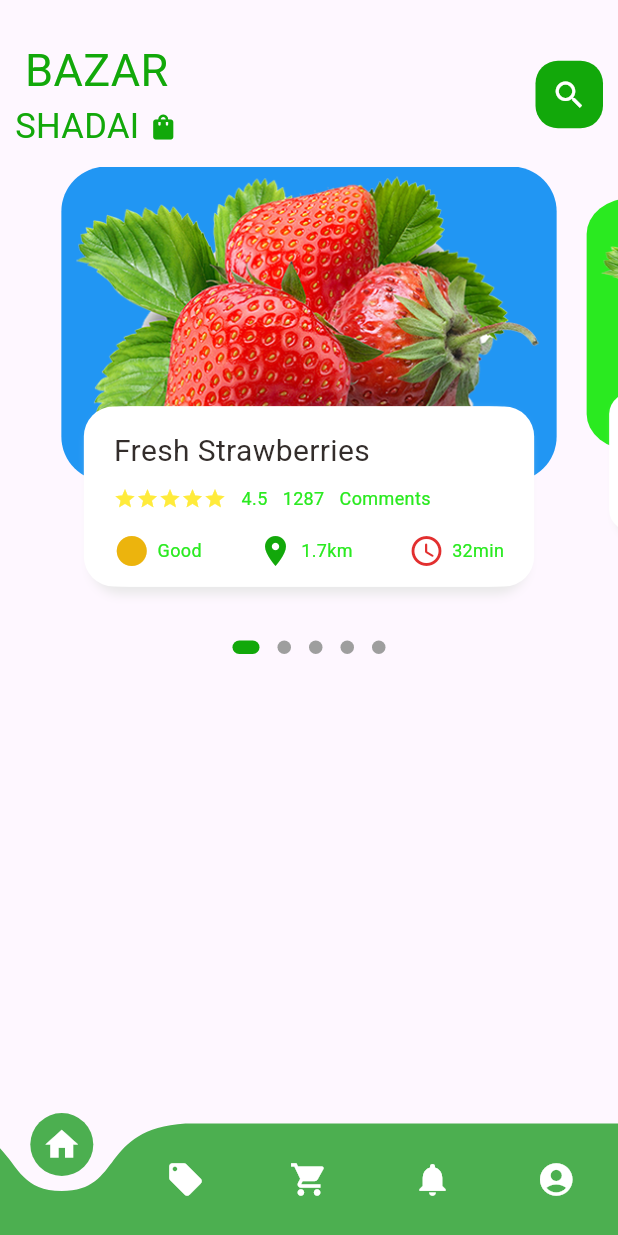
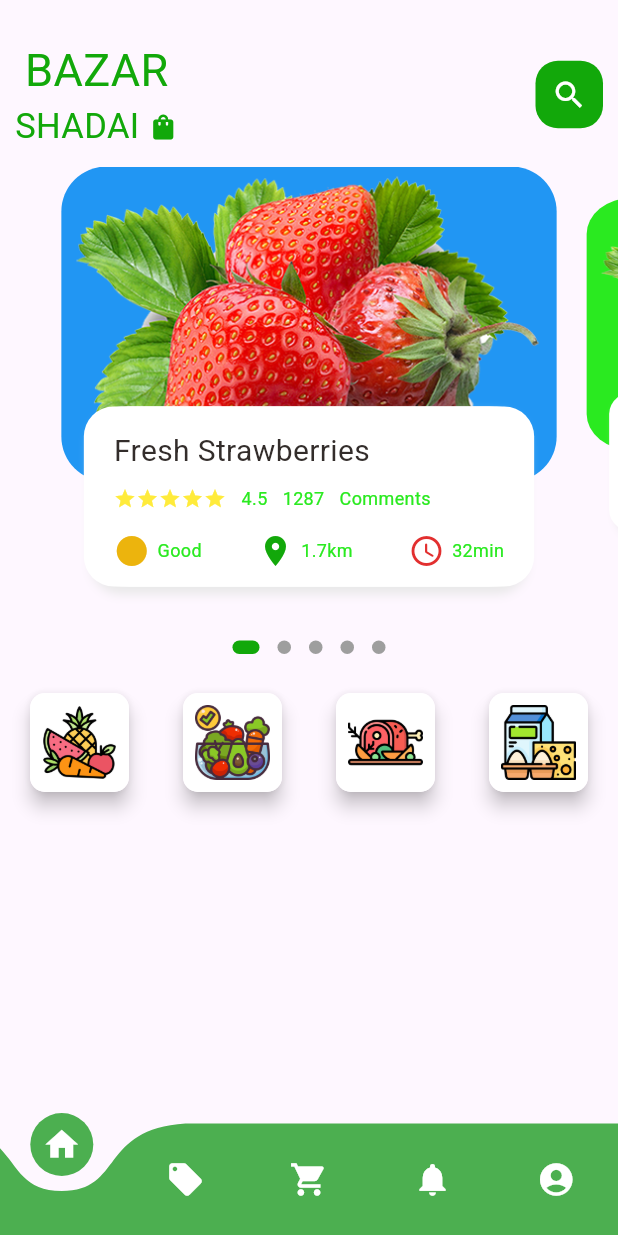
Before and after one commit to smjoy222/bazar_sadaai_app, a Flutter app: the screen it shows after launch, on a phone screen of 412 x 824 dp. Run offline on Flutter 3.47's test engine with Material 3 defaults, Android fonts, the phone set to English and light mode, and no system bars; drawn by our look-alikes of curved_navigation_bar, dots_indicator; our stand-ins replace google_fonts; Roboto replaces fonts that are missing (Plaster).

Commit message:
Catagory_row(part-1)

```diff
--- a/lib/main.dart
+++ b/lib/main.dart
@@ -7,7 +7,6 @@ void main() {
 
 class MyApp extends StatelessWidget {
   const MyApp({super.key});
-//test.......testing changes
   @override
   Widget build(BuildContext context) {
     return const MaterialApp(
--- a/lib/screens/home_body.dart
+++ b/lib/screens/home_body.dart
@@ -17,6 +17,8 @@ class _HomeBodyState extends State<HomeBody> {
   var _currPageValue = 0.0;
   double _scaleFactor = 0.8;
   double _height = 210;
+
+  bool fruit = false, vegetable = false, dairy = false, meat = false;
 
   @override
   void initState() {
@@ -59,7 +61,123 @@ class _HomeBodyState extends State<HomeBody> {
             ),
           ),
         ),
+        showItem(), //category item
       ],
+    );
+  }
+
+  Widget showItem() {
+    return Container(
+      margin: EdgeInsets.only(left: 20.0, right: 20.0, top: 20.0),
+      child: Row(
+        mainAxisAlignment: MainAxisAlignment.spaceBetween,
+        children: [
+          GestureDetector(
+            onTap: () {
+              fruit = true;
+              vegetable = false;
+              dairy = false;
+              meat = false;
+              setState(() {});
+            },
+            child: Material(
+              elevation: 5.0,
+              borderRadius: BorderRadius.circular(10),
+              child: Container(
+                decoration: BoxDecoration(
+                  color: fruit ? AppColors.maincolor : Colors.white,
+                  borderRadius: BorderRadius.circular(10),
+                ),
+                padding: const EdgeInsets.all(8),
+                child: Image.asset(
+                  "assets/images/cate-1.png",
+                  height: 50,
+                  width: 50,
+                  fit: BoxFit.cover,
+                ),
+              ),
+            ),
+          ),
+          GestureDetector(
+            onTap: () {
+              fruit = false;
+              vegetable = true;
+              dairy = false;
+              meat = false;
+              setState(() {});
+            },
+            child: Material(
+              elevation: 5.0,
+              borderRadius: BorderRadius.circular(10),
+              child: Container(
+                decoration: BoxDecoration(
+                  color: vegetable ? AppColors.maincolor : Colors.white,
+                  borderRadius: BorderRadius.circular(10),
+                ),
+                padding: const EdgeInsets.all(8),
+                child: Image.asset(
+                  "assets/images/cate-2.png",
+                  height: 50,
+                  width: 50,
+                  fit: BoxFit.cover,
+                ),
+              ),
+            ),
+          ),
+          GestureDetector(
+            onTap: () {
+              fruit = false;
+              vegetable = false;
+              dairy = false;
+              meat = true;
+              setState(() {});
+            },
+            child: Material(
+              elevation: 5.0,
+              borderRadius: BorderRadius.circular(10),
+              child: Container(
+                decoration: BoxDecoration(
+                  color: meat ? AppColors.maincolor : Colors.white,
+                  borderRadius: BorderRadius.circular(10),
+                ),
+                padding: const EdgeInsets.all(8),
+                child: Image.asset(
+                  "assets/images/cate-3.png",
+                  height: 50,
+                  width: 50,
+                  fit: BoxFit.cover,
+                ),
+              ),
+            ),
+          ),
+          GestureDetector(
+            onTap: () {
+              fruit = false;
+              vegetable = false;
+              dairy = true;
+              meat = false;
+              setState(() {});
+            },
+            child: Material(
+              elevation: 5.0,
+              borderRadius: BorderRadius.circular(10),
+              child: Container(
+                decoration: BoxDecoration(
+                  color: dairy ? AppColors.maincolor : Colors.white,
+                  borderRadius: BorderRadius.circular(10),
+                ),
+                padding: const EdgeInsets.all(8),
+                child: Image.asset(
+                  "assets/images/cate-4.png",
+                  height: 50,
+                  width: 50,
+                  fit: BoxFit.cover,
+                ),
+              ),
+            ),
+          ),
+        ],
+      ),
     );
   }
 
--- a/lib/screens/home_screen.dart
+++ b/lib/screens/home_screen.dart
@@ -71,6 +71,7 @@ class _HomeScreenState extends State<HomeScreen> {
           Expanded(child: HomeBody()),
         ],
       ),
+      // Bottom navigation bar
       bottomNavigationBar: CurvedNavigationBar(
         items: const <Widget>[
           Icon(Icons.home, size: 26, color: Colors.white),
```
Also changed, not shown: assets/images/cate-1.png (added), assets/images/cate-2.png (added), assets/images/cate-3.png (added), assets/images/cate-4.png (added).
